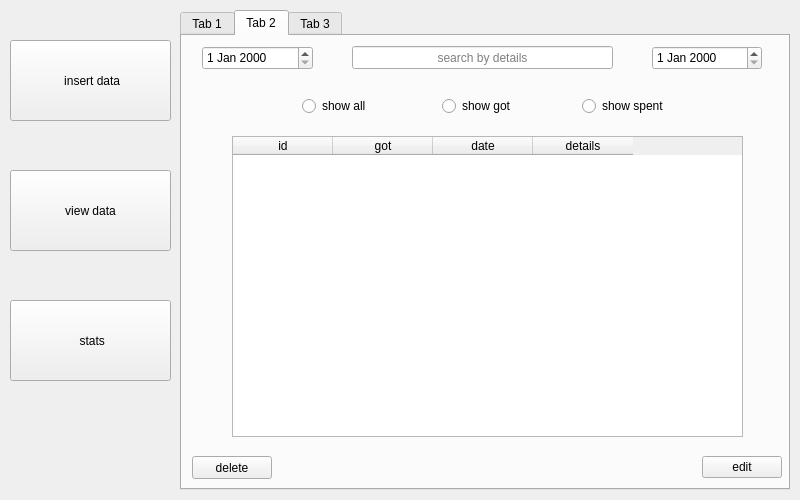
AlwaysBeCalm/my_wallet, file ui/app.ui: the form before one commit.
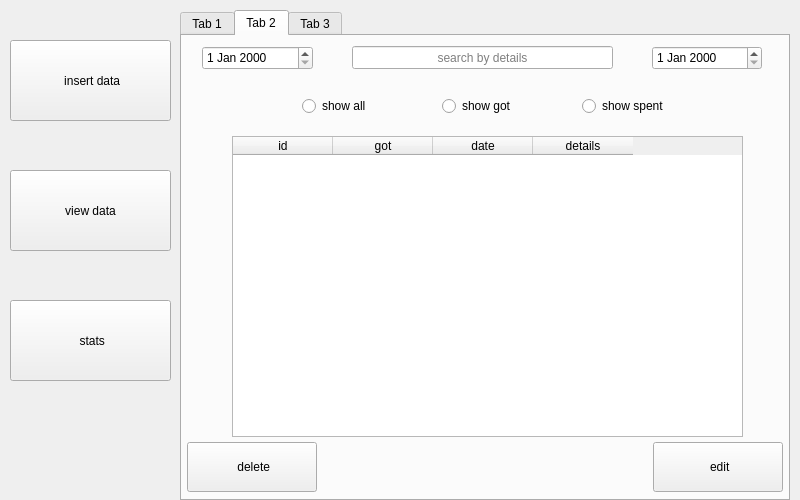
The form after the commit. Icons and pictures are not drawn.

The edit to the form file:
```diff
--- a/ui/app.ui
+++ b/ui/app.ui
@@ -31,7 +31,7 @@
      <x>180</x>
      <y>10</y>
      <width>610</width>
-     <height>480</height>
+     <height>491</height>
     </rect>
    </property>
    <property name="autoFillBackground">
@@ -131,14 +131,24 @@
     <widget class="QPushButton" name="editBtn">
      <property name="geometry">
       <rect>
-       <x>520</x>
-       <y>420</y>
-       <width>80</width>
-       <height>22</height>
+       <x>471</x>
+       <y>406</y>
+       <width>130</width>
+       <height>50</height>
       </rect>
      </property>
      <property name="text">
-      <string>edit</string>
+      <string> edit</string>
+     </property>
+     <property name="icon">
+      <iconset resource="../src/icons.qrc">
+       <normaloff>:/ui/refresh.png</normaloff>:/ui/refresh.png</iconset>
+     </property>
+     <property name="iconSize">
+      <size>
+       <width>40</width>
+       <height>40</height>
+      </size>
      </property>
     </widget>
     <widget class="QTableWidget" name="data_table">
@@ -275,14 +285,24 @@
     <widget class="QPushButton" name="deleteBtn">
      <property name="geometry">
       <rect>
-       <x>10</x>
-       <y>420</y>
-       <width>80</width>
-       <height>23</height>
+       <x>5</x>
+       <y>406</y>
+       <width>130</width>
+       <height>50</height>
       </rect>
      </property>
      <property name="text">
-      <string>delete</string>
+      <string> delete</string>
+     </property>
+     <property name="icon">
+      <iconset resource="../src/icons.qrc">
+       <normaloff>:/ui/clean.png</normaloff>:/ui/clean.png</iconset>
+     </property>
+     <property name="iconSize">
+      <size>
+       <width>40</width>
+       <height>40</height>
+      </size>
      </property>
     </widget>
    </widget>
```
Left out of the diff: 26 changed lines with no effect on the pictures.
